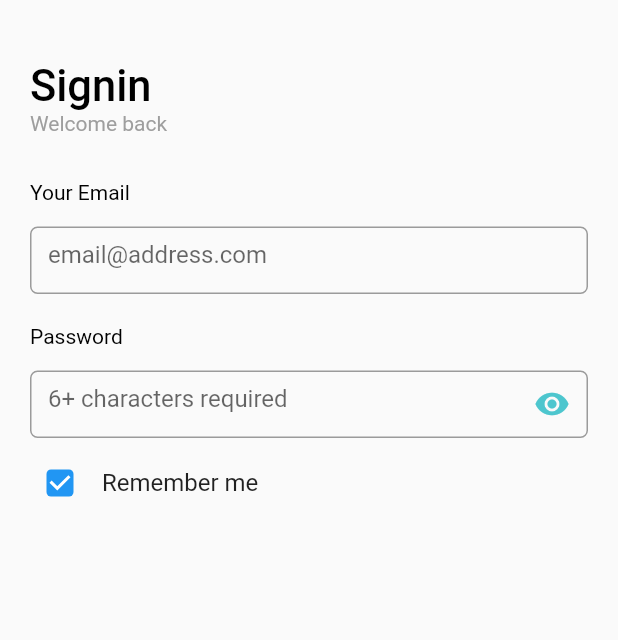
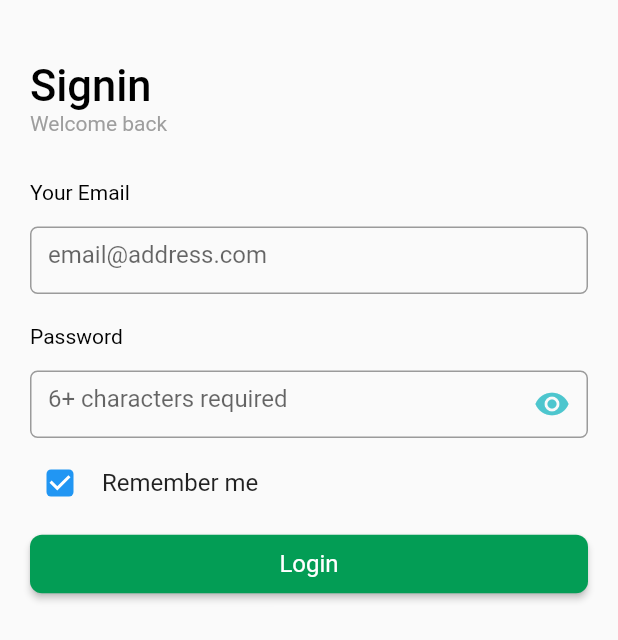
Before and after one commit to dexterTalha/d_cart_admin, a Flutter app: the screen it shows after launch, on a phone screen of 412 x 824 dp. Shown: the top 640 px of the screen. Run offline on Flutter 3.47's test engine with Material 2 defaults, Android fonts, the light colour scheme and no system bars.

Commit message:
login form completed added font files modified text form field component added button component

```diff
--- /dev/null
+++ b/lib/components/common_button.dart
@@ -0,0 +1,45 @@
+import 'package:flutter/material.dart';
+
+import '../utils/mytheme.dart';
+
+class CommonButton extends StatelessWidget {
+  final Function()? onPressed;
+  final Color? buttonColor;
+  final double? borderRadius;
+  final double? verticalPadding;
+  final double? horizontalPadding;
+  final String? text;
+  final TextStyle? textStyle;
+  const CommonButton({
+    Key? key,
+    this.borderRadius,
+    this.textStyle,
+    this.buttonColor,
+    this.horizontalPadding,
+    this.onPressed,
+    this.text,
+    this.verticalPadding,
+  }) : super(key: key);
+
+  @override
+  Widget build(BuildContext context) {
+    return ElevatedButton(
+      onPressed: onPressed,
+      style: ElevatedButton.styleFrom(
+        backgroundColor: buttonColor ?? MyTheme.btnColor,
+        shape: RoundedRectangleBorder(
+          borderRadius: BorderRadius.circular(borderRadius ?? 0),
+        ),
+      ),
+      child: Center(
+        child: Padding(
+          padding: EdgeInsets.symmetric(vertical: verticalPadding ?? 0, horizontal: horizontalPadding ?? 0),
+          child: Text(
+            text ?? "Login",
+            style: textStyle,
+          ),
+        ),
+      ),
+    );
+  }
+}
--- a/lib/components/text_form_field.dart
+++ b/lib/components/text_form_field.dart
@@ -9,7 +9,9 @@ class TextFormFieldComponent extends StatelessWidget {
   final TextStyle? titleStyle;
   final TextStyle? hintStyle;
   final Widget? suffixWidget;
-  const TextFormFieldComponent({Key? key, this.suffixWidget, this.borderColor, this.title, this.hint, this.hintStyle, this.titleStyle}) : super(key: key);
+  final bool? isObscure;
+  final TextEditingController? controller;
+  const TextFormFieldComponent({Key? key, this.controller, this.isObscure, this.suffixWidget, this.borderColor, this.title, this.hint, this.hintStyle, this.titleStyle}) : super(key: key);
 
   @override
   Widget build(BuildContext context) {
@@ -25,8 +27,10 @@ class TextFormFieldComponent extends StatelessWidget {
           Container(
             height: 45,
             child: TextFormField(
+              controller: controller,
               textAlign: TextAlign.start,
               cursorColor: borderColor ?? MyTheme.textFormBorder,
+              obscureText: isObscure ?? false,
               decoration: InputDecoration(
                 suffixIcon: suffixWidget,
                 focusedBorder: OutlineInputBorder(
--- a/lib/screens/login_screen.dart
+++ b/lib/screens/login_screen.dart
@@ -1,3 +1,4 @@
+import 'package:d_cart_admin/components/common_button.dart';
 import 'package:d_cart_admin/components/text_form_field.dart';
 import 'package:d_cart_admin/utils/mytheme.dart';
 import 'package:d_cart_admin/utils/responsive_builder.dart';
@@ -12,6 +13,9 @@ class LoginScreen extends StatefulWidget {
 
 class _LoginScreenState extends State<LoginScreen> {
   bool isChecked = true;
+  bool isObscure = true;
+  final TextEditingController _emailController = TextEditingController();
+  final TextEditingController _passController = TextEditingController();
 
   @override
   Widget build(BuildContext context) {
@@ -52,18 +56,25 @@ class _LoginScreenState extends State<LoginScreen> {
             ),
           ),
           const SizedBox(height: 30),
-          const TextFormFieldComponent(
+          TextFormFieldComponent(
             title: "Your Email",
             hint: "email@address.com",
+            controller: _emailController,
           ),
           const SizedBox(height: 20),
           TextFormFieldComponent(
+            isObscure: isObscure,
             title: "Password",
+            controller: _passController,
             hint: "6+ characters required",
             suffixWidget: GestureDetector(
-              onTap: () {},
-              child: const Icon(
-                Icons.visibility,
+              onTap: () {
+                setState(() {
+                  isObscure = !isObscure;
+                });
+              },
+              child: Icon(
+                !isObscure ? Icons.visibility_off : Icons.visibility,
                 color: MyTheme.textFormBorder,
               ),
             ),
@@ -83,7 +94,18 @@ class _LoginScreenState extends State<LoginScreen> {
                 isChecked = xyz ?? false;
               });
             },
-          )
+          ),
+          const SizedBox(height: 10),
+          CommonButton(
+            text: "Login",
+            textStyle: const TextStyle(
+              fontSize: 16,
+              fontWeight: FontWeight.w400,
+            ),
+            onPressed: () {},
+            borderRadius: 8,
+            verticalPadding: 10,
+          ),
         ],
       ),
     );
```
Also changed, not shown: assets/fonts/Poppins-Bold.ttf (added), assets/fonts/Poppins-Medium.ttf (added), assets/fonts/Poppins-Regular.ttf (added), assets/fonts/Poppins-SemiBold.ttf (added).
